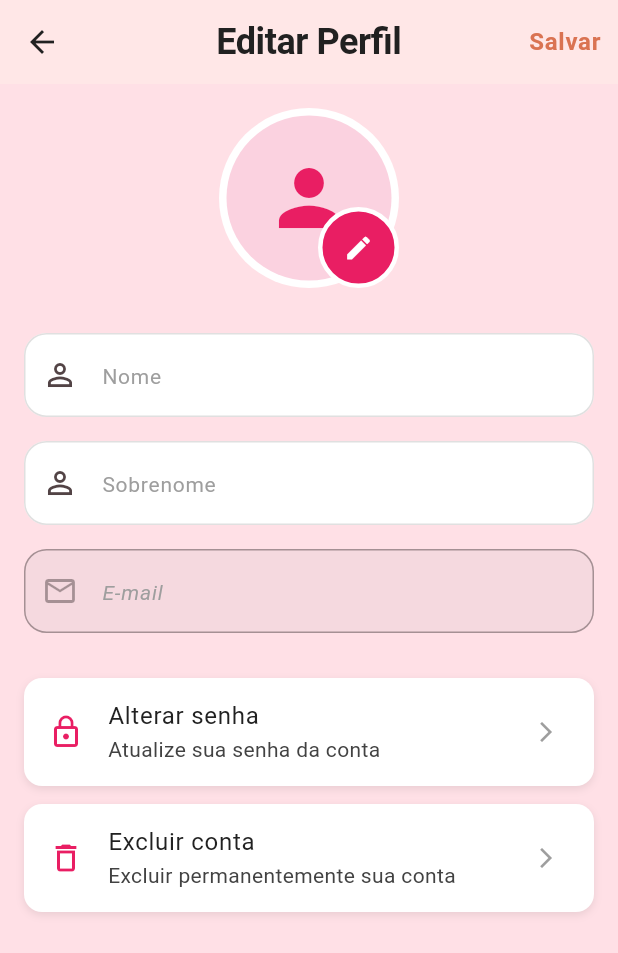
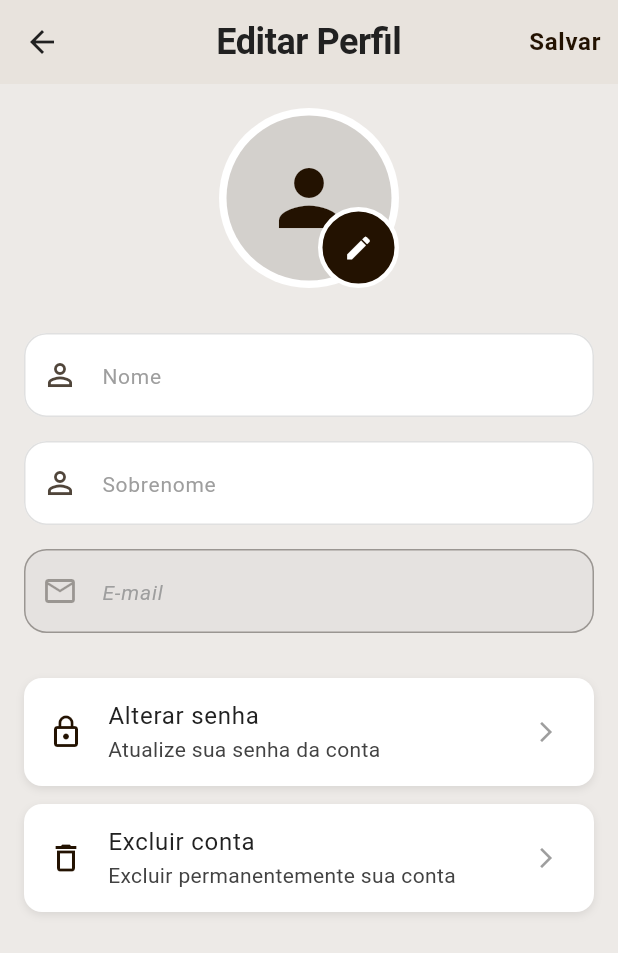
Before and after one commit to nixlovemi/flutter-app-richelle, a Flutter app: the SettingsPage screen opened directly with empty values, after a tap on "Editar Perfil", on a phone screen of 412 x 824 dp. Shown: the top 953 px of the screen. Run offline on Flutter 3.47's test engine with Material 3 defaults, Android fonts, the phone set to English and light mode, and no system bars; our stand-ins replace flutter_secure_storage, shared_preferences; accounts and stored records are empty.

Commit message:
feat: color change

```diff
--- a/app_moda_richelle/lib/login_page.dart
+++ b/app_moda_richelle/lib/login_page.dart
@@ -140,7 +140,7 @@ class _LoginPageState extends State<LoginPage> {
             Container(
               width: double.infinity,
               decoration: BoxDecoration(
-                color: AppTheme.lightRose,
+                color: AppTheme.surface,
                 borderRadius: const BorderRadius.only(
                   bottomRight: Radius.circular(50),
                 ),
@@ -171,7 +171,7 @@ class _LoginPageState extends State<LoginPage> {
                                 onPressed: () => Navigator.pop(context),
                                 icon: Icon(
                                   Icons.arrow_back_ios,
-                                  color: AppTheme.deepRose,
+                                  color: AppTheme.primary,
                                   size: 24,
                                 ),
                                 tooltip: AppTranslations.get('goBack'),
@@ -189,7 +189,7 @@ class _LoginPageState extends State<LoginPage> {
                                 Text(
                                   AppTranslations.welcome,
                                   style: AppTheme.headingLarge.copyWith(
-                                    color: AppTheme.deepRose,
+                                    color: AppTheme.primary,
                                     fontSize: 36,
                                   ),
                                 ),
--- a/app_moda_richelle/lib/pages/cart_page.dart
+++ b/app_moda_richelle/lib/pages/cart_page.dart
@@ -8,14 +8,14 @@ class CartPage extends StatelessWidget {
   @override
   Widget build(BuildContext context) {
     return Scaffold(
-      backgroundColor: AppTheme.lightPink,
+      backgroundColor: AppTheme.surfaceLight,
       body: Column(
         children: [
           // Simple header
           Container(
             width: double.infinity,
             decoration: BoxDecoration(
-              color: AppTheme.lightRose,
+              color: AppTheme.surface,
               boxShadow: [
                 BoxShadow(
                   color: AppTheme.black.withValues(alpha: 0.3),
@@ -46,7 +46,7 @@ class CartPage extends StatelessWidget {
                     Text(
                       AppTranslations.get('cart'),
                       style: AppTheme.headingMedium.copyWith(
-                        color: AppTheme.deepRose,
+                        color: AppTheme.primary,
                       ),
                     ),
                   ],
--- a/app_moda_richelle/lib/pages/favorites_page.dart
+++ b/app_moda_richelle/lib/pages/favorites_page.dart
@@ -8,14 +8,14 @@ class FavoritesPage extends StatelessWidget {
   @override
   Widget build(BuildContext context) {
     return Scaffold(
-      backgroundColor: AppTheme.lightPink,
+      backgroundColor: AppTheme.surfaceLight,
       body: Column(
         children: [
           // Simple header
           Container(
             width: double.infinity,
             decoration: BoxDecoration(
-              color: AppTheme.lightRose,
+              color: AppTheme.surface,
               boxShadow: [
                 BoxShadow(
                   color: AppTheme.black.withValues(alpha: 0.3),
@@ -46,7 +46,7 @@ class FavoritesPage extends StatelessWidget {
                     Text(
                       AppTranslations.get('favorites'),
                       style: AppTheme.headingMedium.copyWith(
-                        color: AppTheme.deepRose,
+                        color: AppTheme.primary,
                       ),
                     ),
                   ],
--- a/app_moda_richelle/lib/pages/settings_page.dart
+++ b/app_moda_richelle/lib/pages/settings_page.dart
@@ -24,13 +24,13 @@ class _SettingsPageState extends State<SettingsPage> {
       // Standard AppBar with back button and title
       appBar: AppBar(
         title: Text(AppTranslations.get('settings')),
-        backgroundColor: AppTheme.lightRose,
-        foregroundColor: AppTheme.deepRose,
+        backgroundColor: AppTheme.surface,
+        foregroundColor: AppTheme.primary,
         elevation: 2,
         shadowColor: AppTheme.black.withValues(alpha: 0.1),
         // The back button appears automatically!
       ),
-      backgroundColor: AppTheme.lightPink,
+      backgroundColor: AppTheme.surfaceLight,
       body: ListView(
         padding: const EdgeInsets.all(16),
         children: [
@@ -167,7 +167,7 @@ class _SettingsPageState extends State<SettingsPage> {
       child: Text(
         title,
         style: AppTheme.headingMedium.copyWith(
-          color: AppTheme.deepRose,
+          color: AppTheme.primary,
           fontWeight: FontWeight.bold,
         ),
       ),
@@ -197,12 +197,12 @@ class _SettingsPageState extends State<SettingsPage> {
         leading: Container(
           padding: const EdgeInsets.all(8),
           decoration: BoxDecoration(
-            color: AppTheme.primaryPink.withValues(alpha: 0.1),
+            color: AppTheme.primary.withValues(alpha: 0.1),
             borderRadius: BorderRadius.circular(8),
           ),
           child: Icon(
             icon,
-            color: AppTheme.primaryPink,
+            color: AppTheme.primary,
             size: 24,
           ),
         ),
@@ -250,12 +250,12 @@ class _SettingsPageState extends State<SettingsPage> {
         leading: Container(
           padding: const EdgeInsets.all(8),
           decoration: BoxDecoration(
-            color: AppTheme.primaryPink.withValues(alpha: 0.1),
+            color: AppTheme.primary.withValues(alpha: 0.1),
             borderRadius: BorderRadius.circular(8),
           ),
           child: Icon(
             icon,
-            color: AppTheme.primaryPink,
+            color: AppTheme.primary,
             size: 24,
           ),
         ),
@@ -272,7 +272,7 @@ class _SettingsPageState extends State<SettingsPage> {
         trailing: Switch(
           value: value,
           onChanged: onChanged,
-          activeColor: AppTheme.primaryPink,
+          activeColor: AppTheme.primary,
         ),
       ),
     );
@@ -321,7 +321,7 @@ class _SettingsPageState extends State<SettingsPage> {
       applicationVersion: '1.0.0',
       applicationIcon: Icon(
         Icons.shopping_bag,
-        color: AppTheme.primaryPink,
+        color: AppTheme.primary,
         size: 48,
       ),
       children: [
@@ -393,22 +393,22 @@ class _ProfileEditPageState extends State<ProfileEditPage> {
     return Scaffold(
       appBar: AppBar(
         title: Text(AppTranslations.get('editProfile')),
-        backgroundColor: AppTheme.lightRose,
-        foregroundColor: AppTheme.deepRose,
+        backgroundColor: AppTheme.surface,
+        foregroundColor: AppTheme.primary,
         actions: [
           TextButton(
             onPressed: _isLoading ? null : _saveProfile,
             child: Text(
               AppTranslations.get('save'),
               style: TextStyle(
-                color: _isLoading ? AppTheme.mediumGrey : AppTheme.deepRose,
+                color: _isLoading ? AppTheme.mediumGrey : AppTheme.primary,
                 fontWeight: FontWeight.bold,
               ),
             ),
           ),
         ],
       ),
-      backgroundColor: AppTheme.lightPink,
+      backgroundColor: AppTheme.surfaceLight,
       body: Form(
         key: _formKey,
         child: ListView(
@@ -423,11 +423,11 @@ class _ProfileEditPageState extends State<ProfileEditPage> {
                     backgroundColor: AppTheme.white,
                     child: CircleAvatar(
                       radius: 55,
-                      backgroundColor: AppTheme.primaryPink.withValues(alpha: 0.2),
+                      backgroundColor: AppTheme.primary.withValues(alpha: 0.2),
                       child: Icon(
                         Icons.person,
                         size: 60,
-                        color: AppTheme.primaryPink,
+                        color: AppTheme.primary,
                       ),
                     ),
                   ),
@@ -436,7 +436,7 @@ class _ProfileEditPageState extends State<ProfileEditPage> {
                     right: 0,
                     child: Container(
                       decoration: BoxDecoration(
-                        color: AppTheme.primaryPink,
+                        color: AppTheme.primary,
                         shape: BoxShape.circle,
                         border: Border.all(color: Colors.white, width: 3),
                       ),
@@ -561,7 +561,7 @@ class _ProfileEditPageState extends State<ProfileEditPage> {
         ],
       ),
       child: ListTile(
-        leading: Icon(icon, color: AppTheme.primaryPink),
+        leading: Icon(icon, color: AppTheme.primary),
         title: Text(title, style: AppTheme.bodyLarge),
         subtitle: Text(subtitle, style: AppTheme.bodyMedium),
         trailing: Icon(Icons.arrow_forward_ios, size: 16, color: AppTheme.mediumGrey),
@@ -579,7 +579,7 @@ class _ProfileEditPageState extends State<ProfileEditPage> {
           mainAxisSize: MainAxisSize.min,
           children: [
             ListTile(
-              leading: Icon(Icons.photo_camera, color: AppTheme.primaryPink),
+              leading: Icon(Icons.photo_camera, color: AppTheme.primary),
               title: Text(AppTranslations.get('takePhoto')),
               onTap: () {
                 Navigator.pop(context);
@@ -587,7 +587,7 @@ class _ProfileEditPageState extends State<ProfileEditPage> {
               },
             ),
             ListTile(
-              leading: Icon(Icons.photo_library, color: AppTheme.primaryPink),
+              leading: Icon(Icons.photo_library, color: AppTheme.primary),
               title: Text(AppTranslations.get('chooseFromGallery')),
               onTap: () {
                 Navigator.pop(context);
@@ -618,7 +618,7 @@ class _ProfileEditPageState extends State<ProfileEditPage> {
           ScaffoldMessenger.of(context).showSnackBar(
             SnackBar(
               content: Text(AppTranslations.get('profileUpdatedSuccessfully')),
-              backgroundColor: AppTheme.primaryPink,
+              backgroundColor: AppTheme.primary,
             ),
           );
           Navigator.pop(context, true); // Return true to indicate success
--- a/app_moda_richelle/lib/theme/app_theme.dart
+++ b/app_moda_richelle/lib/theme/app_theme.dart
@@ -1,14 +1,14 @@
 import 'package:flutter/material.dart';
 
 class AppTheme {
-  // Color Palette inspired by the fashion app designs
-  static const Color primaryPink = Color(0xFFE91E63);
-  static const Color lightPink = Color(0xFFFFE0E6);
-  static const Color darkPink = Color(0xFFAD1457);
-  static const Color accentRose = Color(0xFFF8BBD9);
-  static const Color softPink = Color(0xFFFCE4EC);
-  static const Color deepRose = Color(0xFFDA7352);
-  static const Color lightRose = Color(0xFFFFE7E7);
+  // Color Palette - Semantic color names for easy theme changes
+  static const Color primary = Color(0xFF231201);      // Main brand color
+  static const Color surfaceLight = Color(0xFFEDEAE7);  // Light background
+  static const Color primaryDark = Color(0xFF1A0D01);   // Dark variant of primary
+  static const Color secondary = Color(0xFFC4B59A);     // Secondary accent
+  static const Color surfaceSoft = Color(0xFFF2EFEC);   // Soft background
+  static const Color tertiary = Color(0xFF8B7B6B);     // Tertiary color
+  static const Color surface = Color(0xFFE8E3DD);      // General surface color
 
   // Neutral Colors
   static const Color white = Color(0xFFFFFFFF);
@@ -19,18 +19,18 @@ class AppTheme {
 
   // Gradient Colors
   static const List<Color> primaryGradient = [
-    lightRose,
-    Color.fromARGB(204, 255, 231, 231), // lightRose with 80% opacity
+    surface,
+    Color.fromARGB(204, 232, 227, 221), // surface with 80% opacity
   ];
 
   static const List<Color> backgroundGradient = [
-    Color(0xFFFCE4EC),
-    Color(0xFFFFE0E6),
+    surfaceSoft,
+    surfaceLight,
   ];
 
   static const List<Color> loginBodyGradient = [
-    Color(0xFFf0a4a8),
-    Color(0xFFf9bbae),
+    secondary,
+    tertiary,
   ];
 
   // Typography
@@ -163,7 +163,7 @@ class AppTheme {
       ),
       focusedBorder: OutlineInputBorder(
         borderRadius: BorderRadius.circular(15),
-        borderSide: BorderSide(color: primaryPink, width: 2),
+        borderSide: BorderSide(color: primary, width: 2),
       ),
       errorBorder: OutlineInputBorder(
         borderRadius: BorderRadius.circular(15),
@@ -272,10 +272,10 @@ class AppTheme {
       useMaterial3: true,
       fontFamily: fontFamily,
       colorScheme: ColorScheme.fromSeed(
-        seedColor: primaryPink,
-        primary: primaryPink,
-        secondary: accentRose,
-        surface: lightPink,
+        seedColor: primary,
+        primary: primary,
+        secondary: secondary,
+        surface: surfaceLight,
         error: Colors.red,
       ),
 
@@ -329,7 +329,7 @@ class AppTheme {
         ),
         focusedBorder: OutlineInputBorder(
           borderRadius: BorderRadius.circular(15),
-          borderSide: BorderSide(color: primaryPink, width: 2),
+          borderSide: BorderSide(color: primary, width: 2),
         ),
       ),
 
--- a/app_moda_richelle/lib/widgets/language_picker.dart
+++ b/app_moda_richelle/lib/widgets/language_picker.dart
@@ -34,7 +34,7 @@ class LanguagePicker extends StatelessWidget {
           dropdownColor: AppTheme.white,
           icon: Icon(
             Icons.language,
-            color: AppTheme.primaryPink,
+            color: AppTheme.primary,
           ),
           onChanged: (AppLanguage? newLanguage) {
             if (newLanguage != null) {
@@ -106,7 +106,7 @@ class LanguageToggleButton extends StatelessWidget {
         ),
         child: Icon(
           Icons.language,
-          color: AppTheme.primaryPink,
+          color: AppTheme.primary,
           size: 20,
         ),
       ),
```
Also changed, not shown: app_moda_richelle/lib/pages/home_page.dart (+7 -7 lines), app_moda_richelle/lib/pages/profile_page.dart (+6 -6 lines), app_moda_richelle/lib/utils/alert_dialog_utils.dart (+4 -4 lines).
